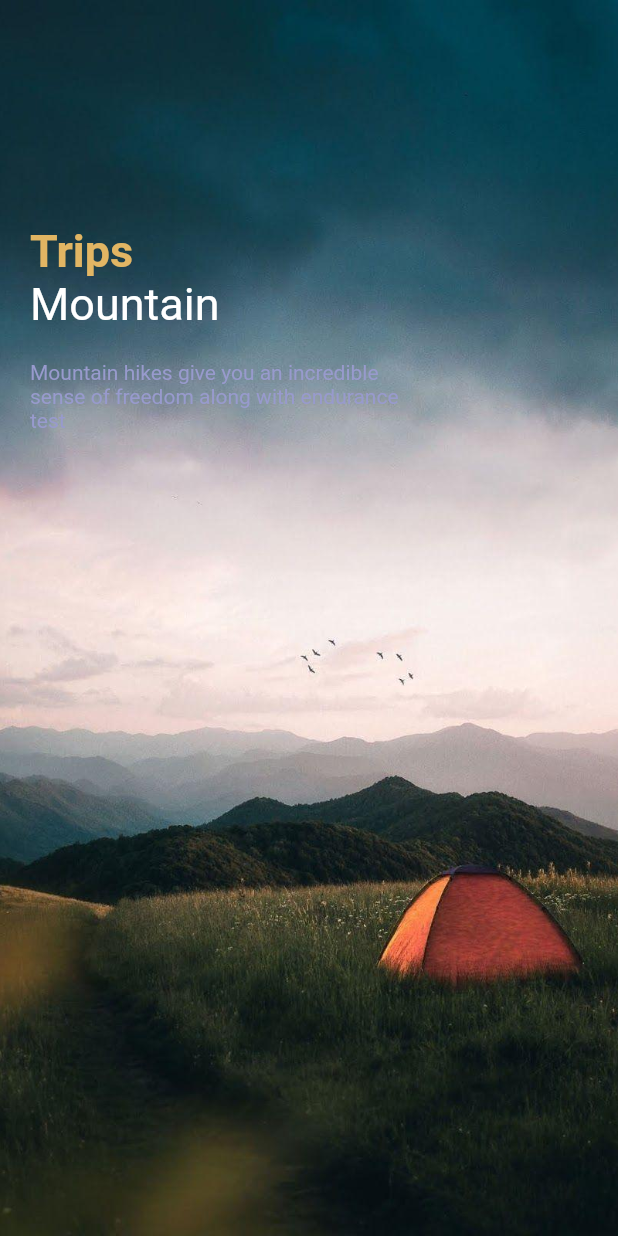
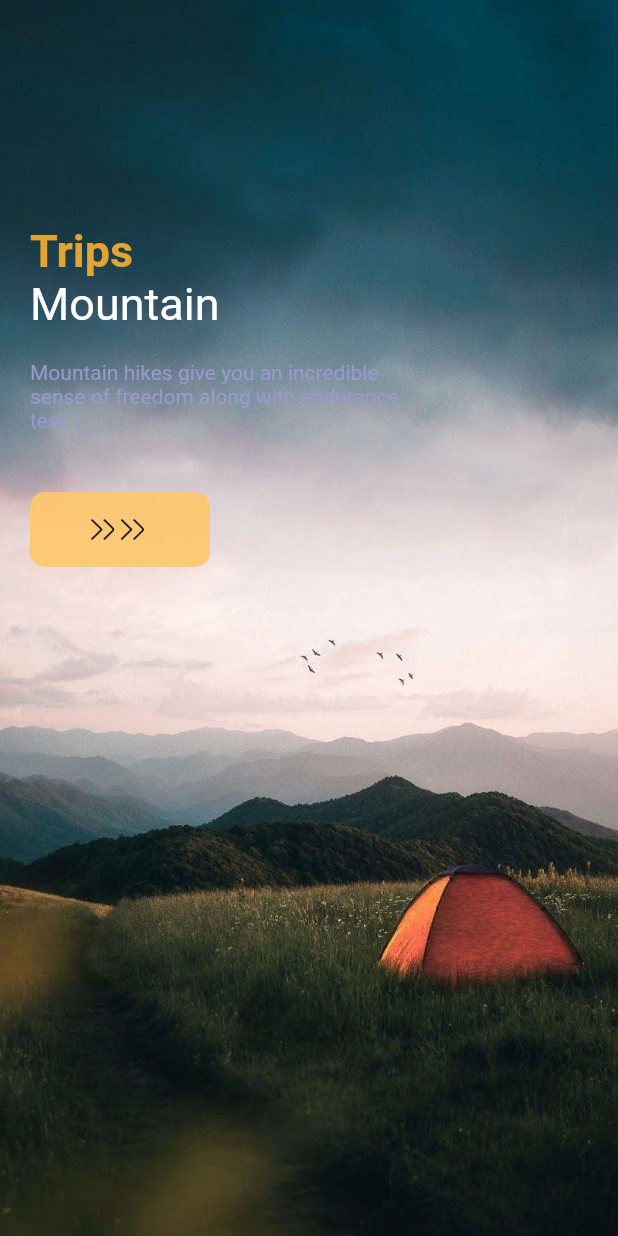
Before and after one commit to oumnou/Flutter_Camping_App, a Flutter app: the screen it shows after launch, on a phone screen of 412 x 824 dp. Run offline on Flutter 3.47's test engine with Material 2 defaults, Android fonts, the phone set to English and light mode, and no system bars.

Commit message:
Adding Button

```diff
--- a/lib/misc/colors.dart
+++ b/lib/misc/colors.dart
@@ -5,6 +5,6 @@ class AppColors {
   static final Color textColor1 =  Color(0xFF989acd);
   static final Color textColor2 =  Color (0xFF989acd);
   static final Color bigTextColor = Color (0xFF989acd);
-  static final Color mainColor = Color (0xFF989acd);
+  static final Color mainColor = const Color.fromARGB(222, 255, 199, 103);
   static final Color starColor =  Color (0xFF989acd);
 }
--- a/lib/pages/welcome_page.dart
+++ b/lib/pages/welcome_page.dart
@@ -50,7 +50,7 @@ class _WelcomePageState extends State<WelcomePage> {
                           ),
                       ),
                       SizedBox(height: 40,),
-                      ResponsiveButton()
+                      ResponsiveButton(width: 120,)
 
                      ],
                   )
--- a/lib/widgets/app_large_text.dart
+++ b/lib/widgets/app_large_text.dart
@@ -8,7 +8,7 @@ class AppLargeText extends StatelessWidget {
   AppLargeText({Key? key,
    this.size = 30,
    required this.text,
-   this.color = const Color.fromARGB(222, 255, 199, 103)}):super(key: key);
+   this.color = const Color.fromARGB(222, 255, 179, 48)}):super(key: key);
 
   @override
   Widget build(BuildContext context) {
--- a/lib/widgets/responsive_button.dart
+++ b/lib/widgets/responsive_button.dart
@@ -16,6 +16,12 @@ class ResponsiveButton extends StatelessWidget {
       decoration: BoxDecoration(
         borderRadius: BorderRadius.circular(10),
         color: AppColors.mainColor),
+        child: Row(
+          mainAxisAlignment: MainAxisAlignment.center,
+          children: [
+          Image.asset("img/button-one.png"),
+          Image.asset("img/button-one.png"),
+        ]),
 
     );
   }
```
Also changed, not shown: img/button-one-white.png (added), img/button-one.png.
